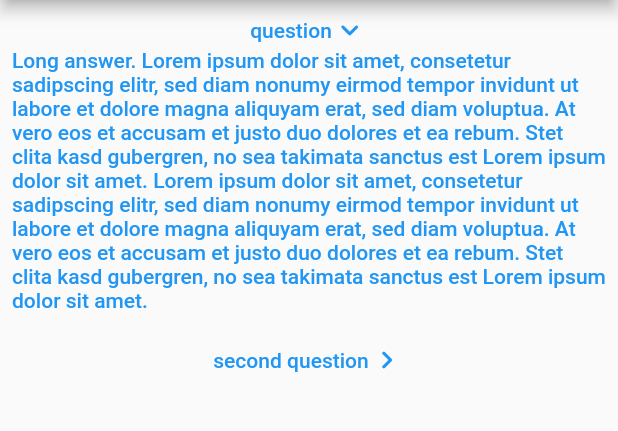
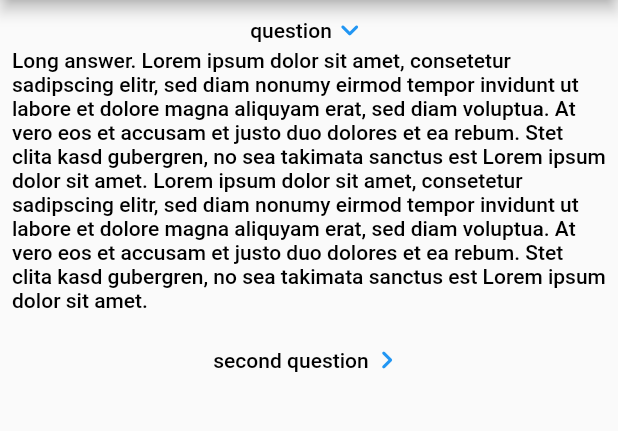
Before and after one commit to reyemDarnok/MCI_SOSE_2021, a Flutter app: the FAQRoute screen opened by its route, after a tap on "question", on a phone screen of 412 x 824 dp, the part 75-506 px from its top. Run offline on Flutter 3.47's test engine with Material 2 defaults, Android fonts, the phone set to English and light mode, and no system bars; our stand-ins replace built_value, file_picker, logger, qr_flutter, share_plus; missing offline and left inert: barcode_scan2, duration, pointycastle; generated files the repository leaves out were written again.

Commit message:
faq is black

```diff
--- a/lib/FAQ/FAQElement.dart
+++ b/lib/FAQ/FAQElement.dart
@@ -12,6 +12,8 @@ class FAQElement extends StatefulWidget {
 
 class FAQElementState extends State<FAQElement> {
   FAQElementState(this.title, this.content);
+
+  static const TextStyle style = TextStyle(color: Colors.black);
 
   final String title;
   final String content;
@@ -29,19 +31,30 @@ class FAQElementState extends State<FAQElement> {
   }
 
   Row _closed() {
-    return Row(
-        mainAxisAlignment: MainAxisAlignment.center,
-        children: [Text(title), Icon(Icons.keyboard_arrow_right_rounded)]);
+    return Row(mainAxisAlignment: MainAxisAlignment.center, children: [
+      Text(
+        title,
+        style: style,
+      ),
+      Icon(Icons.keyboard_arrow_right_rounded)
+    ]);
   }
 
   Column _expanded() {
     return Column(
       mainAxisAlignment: MainAxisAlignment.center,
       children: [
-        Row(
-            mainAxisAlignment: MainAxisAlignment.center,
-            children: [Text(title), Icon(Icons.keyboard_arrow_down_rounded)]),
-        Text(content),
+        Row(mainAxisAlignment: MainAxisAlignment.center, children: [
+          Text(
+            title,
+            style: style,
+          ),
+          Icon(Icons.keyboard_arrow_down_rounded)
+        ]),
+        Text(
+          content,
+          style: style,
+        ),
       ],
     );
   }
```
